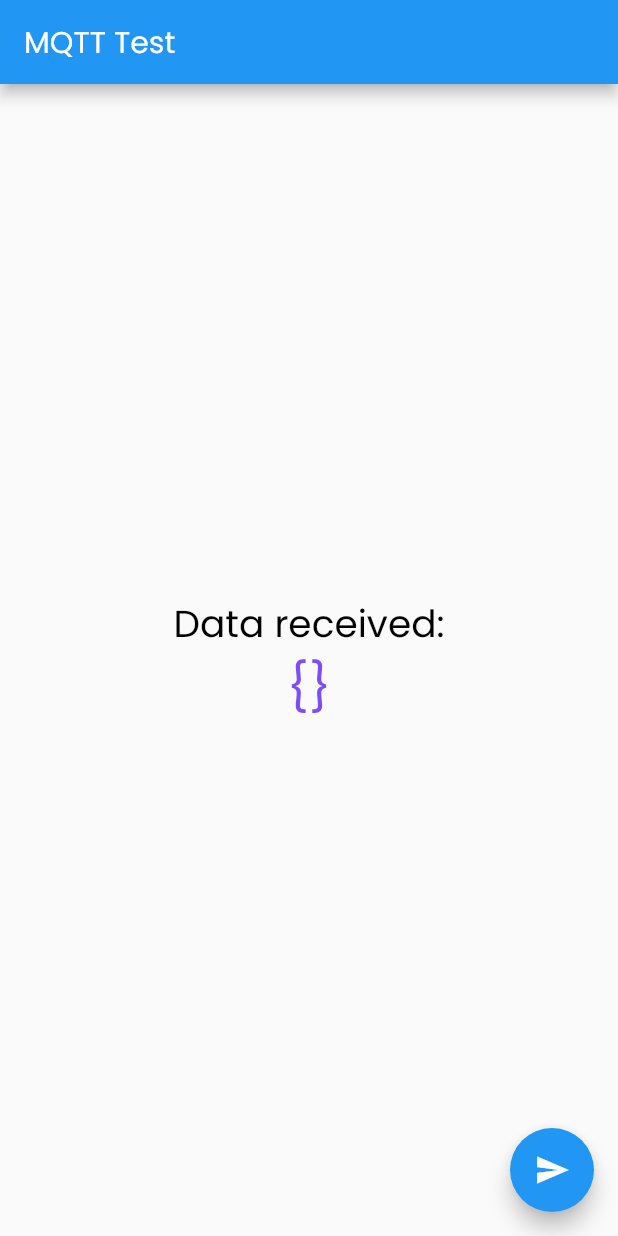
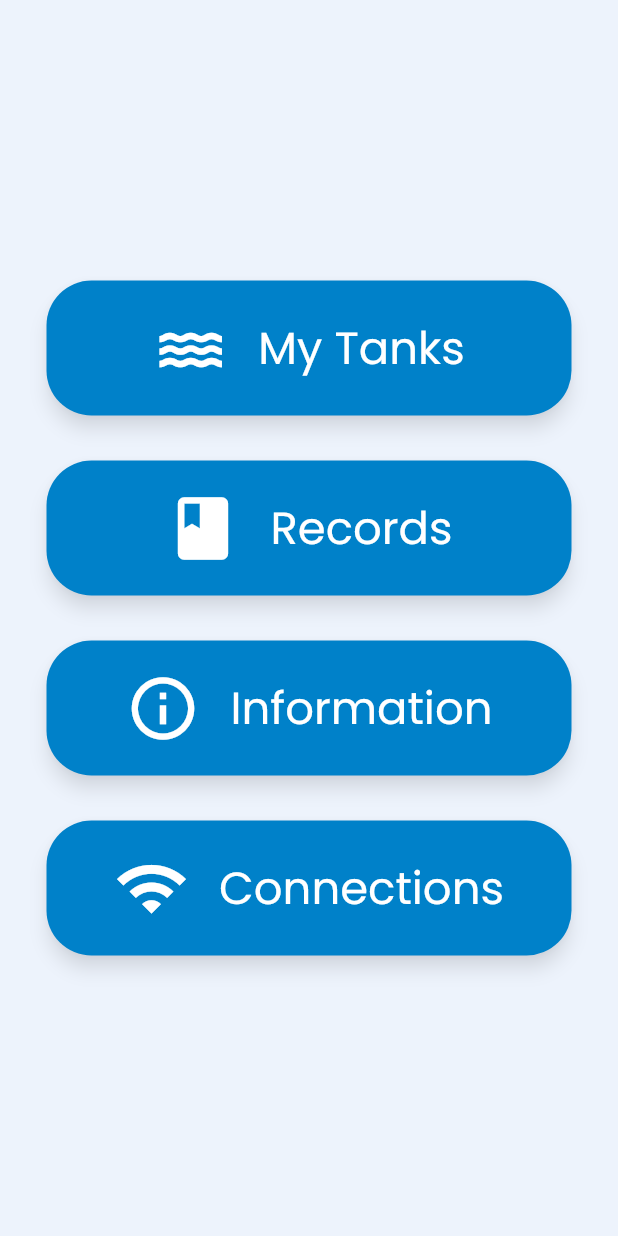
Before and after one commit to Inayshi/AquaTech_IOT, a Flutter app: the screen it shows after launch, on a phone screen of 412 x 824 dp. Run offline on Flutter 3.47's test engine with Material 2 defaults, Android fonts, the phone set to English and light mode, and no system bars; our stand-ins replace awesome_notifications, cloud_firestore, firebase_core, firebase_database, syncfusion_flutter_gauges; missing offline and left inert: mqtt_client; accounts and stored records are empty.

```diff
--- a/lib/HomePage.dart
+++ b/lib/HomePage.dart
@@ -1,61 +1,114 @@
-import 'dart:convert';
-
-import 'package:aquatech/MqttClient.dart';
+import 'package:aquatech/AnalyticsPage.dart';
+import 'package:aquatech/InformationPage.dart';
+import 'package:aquatech/MyTanks.dart';
+import 'package:aquatech/SettingsPage.dart';
 import 'package:flutter/material.dart';
 
-class MyStatefulWidget extends StatefulWidget {
-  const MyStatefulWidget({Key? key}) : super(key: key);
 
-  @override
-  State<MyStatefulWidget> createState() => _MyStatefulWidgetState();
-}
-
-class _MyStatefulWidgetState extends State<MyStatefulWidget> {
-  MqttHandler mqttHandler = MqttHandler();
-
-  @override
-  void initState() {
-    super.initState();
-    mqttHandler.connect();
-  }
-
+class HomePage extends StatelessWidget {
   @override
   Widget build(BuildContext context) {
     return Scaffold(
-      appBar: AppBar(
-        title: const Text('MQTT Test'),
-      ),
+      backgroundColor: Color(0xFFEDF3FC),
       body: Center(
         child: Column(
           mainAxisAlignment: MainAxisAlignment.center,
-          children: <Widget>[
-            const Text('Data received:',
-                style: TextStyle(color: Colors.black, fontSize: 25)),
-            ValueListenableBuilder<Map<String, dynamic>>(
-              builder: (BuildContext context, Map<String, dynamic> value,
-                  Widget? child) {
-                // Convert the entire map to a JSON string for display
-                String jsonStr =
-                    const JsonEncoder.withIndent('  ').convert(value);
-                return Text(
-                  jsonStr,
-                  style: const TextStyle(
-                      color: Colors.deepPurpleAccent, fontSize: 32),
+          children: [
+            ButtonWithIconAndText(
+              icon: Icons.water_sharp,
+              text: 'My Tanks',
+              onPressed: () {
+                Navigator.pushReplacement(
+                  context,
+                  MaterialPageRoute(builder: (context) => MyTanks()),
                 );
               },
-              valueListenable: mqttHandler
-                  .jsonData, // This is the ValueNotifier from your MqttHandler
+            ),
+            const SizedBox(height: 30),
+            ButtonWithIconAndText(
+              icon: Icons.book,
+              text: 'Records',
+              onPressed: () {
+                Navigator.pushReplacement(
+                  context,
+                  MaterialPageRoute(builder: (context) => AnalyticsPage()),
+                );
+              },
+            ),
+            const SizedBox(height: 30),
+            ButtonWithIconAndText(
+              icon: Icons.info_outline,
+              text: 'Information',
+              onPressed: () {
+                Navigator.pushReplacement(
+                  context,
+                  MaterialPageRoute(builder: (context) => InformationPage()),
+                );
+              },
+            ),
+            const SizedBox(height: 30),
+            ButtonWithIconAndText(
+              icon: Icons.wifi,
+              text: 'Connections',
+              onPressed: () {
+                Navigator.pushReplacement(
+                  context,
+                  MaterialPageRoute(builder: (context) => SettingsPage()),
+                );
+              },
             ),
           ],
         ),
       ),
-      floatingActionButton: FloatingActionButton(
-        onPressed: () {
-          String jsonMessage = json.encode({"1": "1"});
-          mqttHandler.publishMessage(jsonMessage);
-        },
-        child: const Icon(Icons.send),
-        tooltip: 'Publish Message',
+    );
+  }
+}
+
+class ButtonWithIconAndText extends StatelessWidget {
+  final IconData icon;
+  final String text;
+  final VoidCallback onPressed;
+
+  ButtonWithIconAndText({
+    super.key,
+    required this.icon,
+    required this.text,
+    required this.onPressed,
+  });
+
+  @override
+  Widget build(BuildContext context) {
+    return SizedBox(
+      width: 350,
+      child: ElevatedButton(
+        onPressed: onPressed,
+        style: ElevatedButton.styleFrom(
+          primary: Color(0xFF0081C9),
+          padding: EdgeInsets.all(20),
+          shape: RoundedRectangleBorder(
+            borderRadius: BorderRadius.circular(30),
+          ),
+          shadowColor: Colors.black.withOpacity(0.5),
+          elevation: 5,
+        ),
+        child: Row(
+          mainAxisAlignment: MainAxisAlignment.center,
+          children: [
+            Icon(
+              icon,
+              size: 50,
+              color: Colors.white,
+            ),
+            SizedBox(width: 20),
+            Text(
+              text,
+              style: const TextStyle(
+                color: Colors.white,
+                fontSize: 30,
+              ),
+            ),
+          ],
+        ),
       ),
     );
   }
--- a/lib/main.dart
+++ b/lib/main.dart
@@ -1,4 +1,3 @@
-import 'package:aquatech/MqttClient.dart';
 import 'package:awesome_notifications/awesome_notifications.dart';
 import 'HomePage.dart';
 import 'package:firebase_core/firebase_core.dart';
@@ -53,7 +52,7 @@ class _MyAppState extends State<MyApp> {
               fontFamily: 'Poppins',
             ),
       ),
-      home: MyStatefulWidget(), // Navigate to WidgetTree
+      home: HomePage(), // Navigate to WidgetTree
     );
   }
 }
```
Also changed, not shown: lib/MqttClient.dart (+14 -9 lines), lib/PubSubTest.dart (added, +61 -0 lines), lib/TankProfile.dart (+34 -18 lines), lib/drawer.dart (+12 -1 lines), 7 other files.
